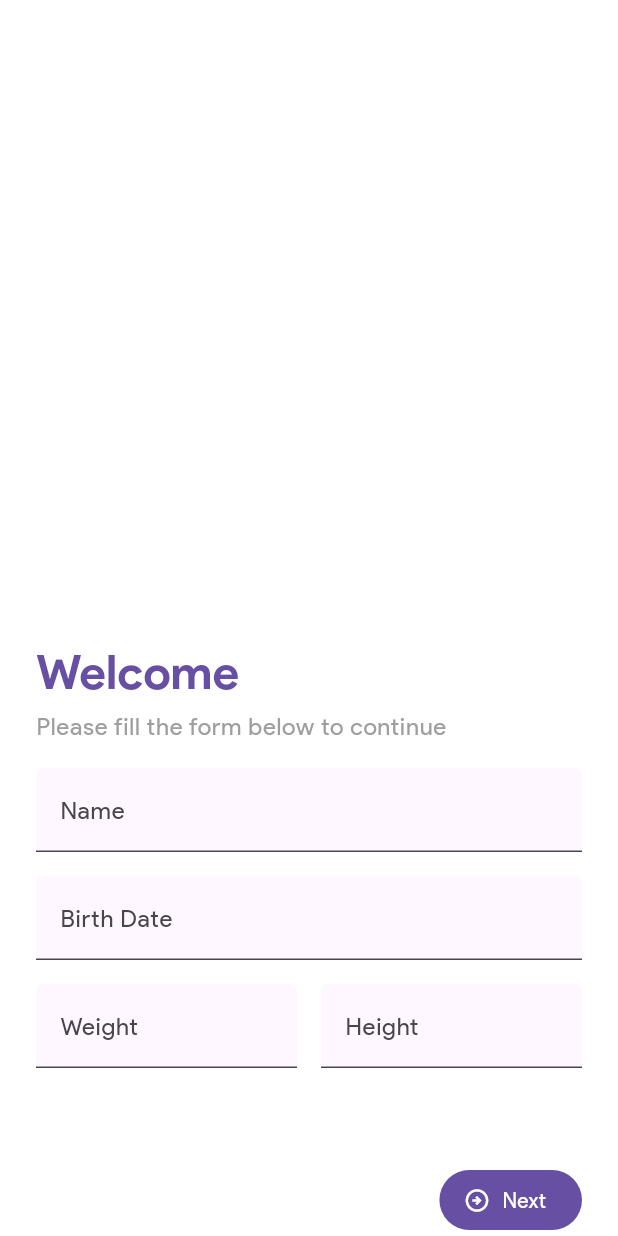
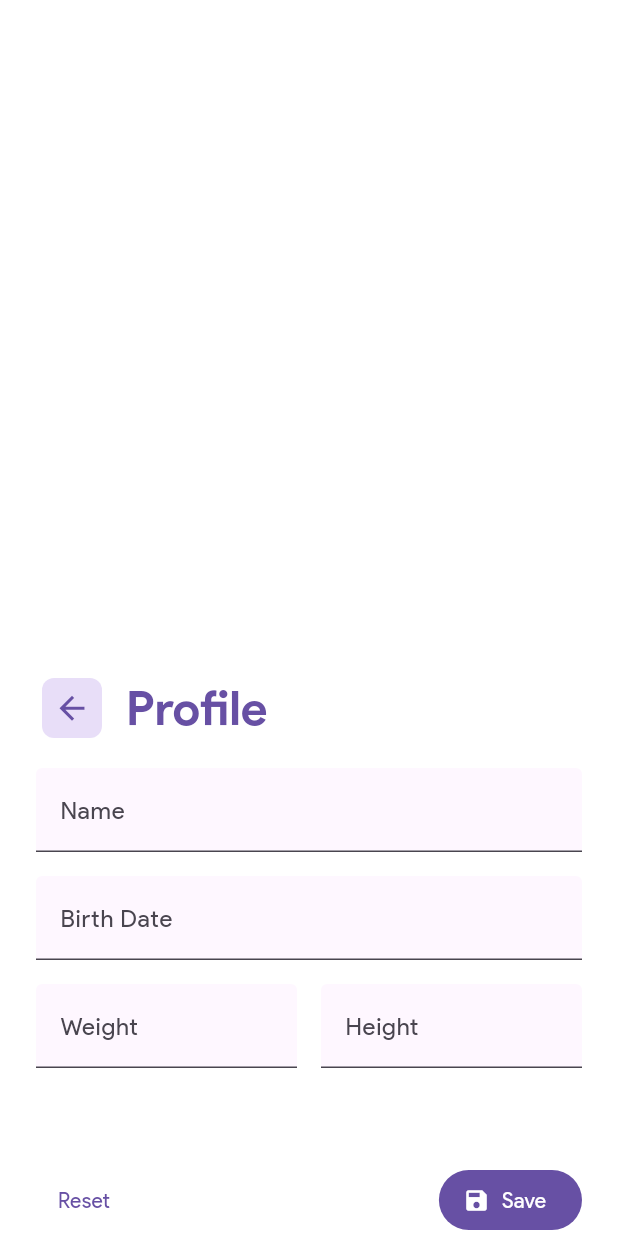
Before and after one commit to ahmadf20/hero-app, a Flutter app: the OnboardingPage screen opened by its route, on a phone screen of 412 x 824 dp. Run offline on Flutter 3.47's test engine with Material 2 defaults, Android fonts, the phone set to English and light mode, and no system bars; our stand-ins replace bot_toast, get, logger, permission_handler, shared_preferences; missing offline and left inert: health; accounts and stored records are empty; project files that could hold a hidden picture were left out.

Commit message:
feat: update profile

```diff
--- a/lib/app/modules/home/home.page.dart
+++ b/lib/app/modules/home/home.page.dart
@@ -64,12 +64,6 @@ class HomePage extends StatelessWidget {
               const SizedBox(height: 16),
               Column(
                 children: [
-                  // const Icon(
-                  //   Icons.emoji_emotions_rounded,
-                  //   size: 100,
-                  //   color: Colors.green,
-                  // ),
-
                   const Text(
                     '😄',
                     style: TextStyle(
--- a/lib/app/modules/onboarding/onboarding.page.dart
+++ b/lib/app/modules/onboarding/onboarding.page.dart
@@ -2,8 +2,6 @@ import 'package:flutter/material.dart';
 import 'package:flutter/services.dart';
 import 'package:get/get.dart';
 
-import '../../core/utils/date_time.dart';
-import '../../routes/app_pages.dart';
 import '../../widgets/_base/screen_wrapper.widget.dart';
 import '../user/controllers/user.controller.dart';
 import 'controllers/onboarding.controller.dart';
@@ -22,22 +20,48 @@ class OnboardingPage extends GetView<OnboardingController> {
             Expanded(
               child: Column(
                 mainAxisAlignment: MainAxisAlignment.end,
-                crossAxisAlignment: CrossAxisAlignment.stretch,
+                crossAxisAlignment: CrossAxisAlignment.start,
                 children: [
+                  Row(
+                    children: [
+                      if (user.isLoggedIn) ...[
+                        IconButton.filledTonal(
+                          style: ButtonStyle(
+                            shape: MaterialStateProperty.all(
+                              RoundedRectangleBorder(
+                                borderRadius: BorderRadius.circular(8),
+                              ),
+                            ),
+                          ),
+                          padding: EdgeInsets.zero,
+                          onPressed: Get.back,
+                          icon: Icon(
+                            Icons.arrow_back,
+                            size: 25,
+                            color: Theme.of(context).colorScheme.primary,
+                          ),
+                        ),
+                        const SizedBox(width: 12),
+                      ],
                       Text(
-                    'Welcome',
-                    style: Theme.of(context).textTheme.headlineLarge?.copyWith(
+                        user.isLoggedIn ? 'Profile' : 'Welcome',
+                        style:
+                            Theme.of(context).textTheme.headlineLarge?.copyWith(
                                   fontWeight: FontWeight.w600,
                                   color: Theme.of(context).colorScheme.primary,
                                 ),
                         textAlign: TextAlign.start,
                       ),
+                    ],
+                  ),
+                  if (!user.isLoggedIn) ...[
                     const SizedBox(height: 4),
                     Text(
                       'Please fill the form below to continue',
                       style: Theme.of(context).textTheme.bodyLarge,
                       textAlign: TextAlign.start,
                     ),
+                  ],
                   const SizedBox(height: 16),
                   Column(
                     children: [
@@ -74,12 +98,7 @@ class OnboardingPage extends GetView<OnboardingController> {
                                 );
 
                                 if (date != null) {
-                                  controller.date.value = date;
-                                  controller.birthdate.controller.text =
-                                      DateTimeUtils.format(
-                                    date,
-                                    format: 'dd MMMM yyyy',
-                                  );
+                                  controller.setBirthDate(date);
                                 }
                               },
                               decoration: InputDecoration(
@@ -88,6 +107,14 @@ class OnboardingPage extends GetView<OnboardingController> {
                                 fillColor:
                                     Theme.of(context).colorScheme.background,
                               ),
+                              autovalidateMode:
+                                  AutovalidateMode.onUserInteraction,
+                              validator: (value) {
+                                if (value == null || value.isEmpty) {
+                                  return 'Birthdate is required';
+                                }
+                                return null;
+                              },
                             ),
                           ),
                         ],
@@ -164,12 +191,26 @@ class OnboardingPage extends GetView<OnboardingController> {
             ),
             const SizedBox(height: 64),
             Row(
-              mainAxisAlignment: MainAxisAlignment.end,
+              mainAxisAlignment: user.isLoggedIn
+                  ? MainAxisAlignment.spaceBetween
+                  : MainAxisAlignment.end,
               children: [
+                if (user.isLoggedIn)
+                  TextButton(
+                    onPressed: () {
+                      controller.reset();
+                      // user.onLogout();
+                    },
+                    child: const Text('Reset'),
+                  ),
                 FilledButton.icon(
                   onPressed: controller.submit,
-                  label: const Text('Next'),
-                  icon: const Icon(Icons.arrow_circle_right_outlined),
+                  label: Text(user.isLoggedIn ? 'Save' : 'Next'),
+                  icon: Icon(
+                    user.isLoggedIn
+                        ? Icons.save
+                        : Icons.arrow_circle_right_outlined,
+                  ),
                 ),
               ],
             ),
--- /dev/null
+++ b/lib/app/modules/profile/profile.controller.dart
@@ -0,0 +1,3 @@
+import 'package:get/get.dart';
+
+class ProfileController extends GetxController {}
--- a/lib/app/routes/app_pages.dart
+++ b/lib/app/routes/app_pages.dart
@@ -3,6 +3,8 @@ import '../modules/main/bindings/main.binding.dart';
 import '../modules/main/main.page.dart';
 import '../modules/onboarding/bindings/onboarding.binding.dart';
 import '../modules/onboarding/onboarding.page.dart';
+import '../modules/profile/profile.binding.dart';
+import '../modules/profile/profile.page.dart';
 
 part 'app_routes.dart';
 
@@ -21,5 +23,10 @@ class AppPages {
       page: OnboardingPage.new,
       binding: OnboardingBinding(),
     ),
+    GetPage(
+      name: _Paths.PROFILE,
+      page: OnboardingPage.new,
+      binding: OnboardingBinding(),
+    ),
   ];
 }
```
Also changed, not shown: lib/app/data/providers/local/shared_preferences.provider.dart (+5 -14 lines), lib/app/modules/onboarding/controllers/onboarding.controller.dart (+41 -4 lines), lib/app/modules/profile/profile.binding.dart (added, +10 -0 lines), lib/app/modules/profile/profile.page.dart (added, +16 -0 lines), lib/app/modules/user/controllers/user.controller.dart (+5 -3 lines). Lines whose indentation alone changed are shown as unchanged.
